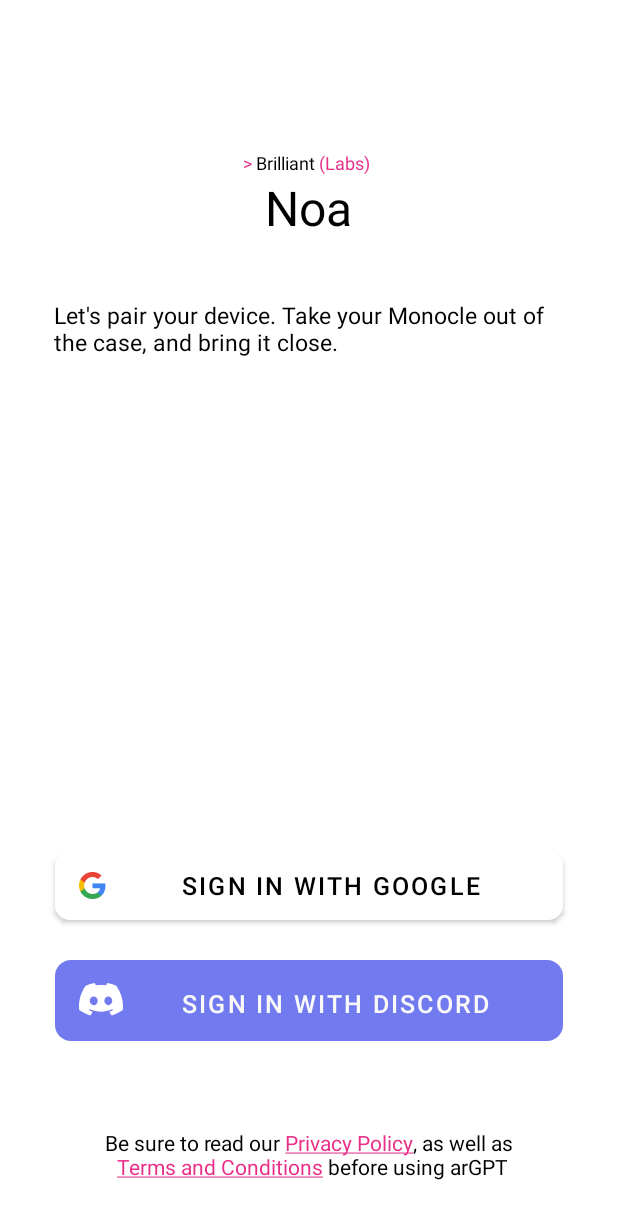
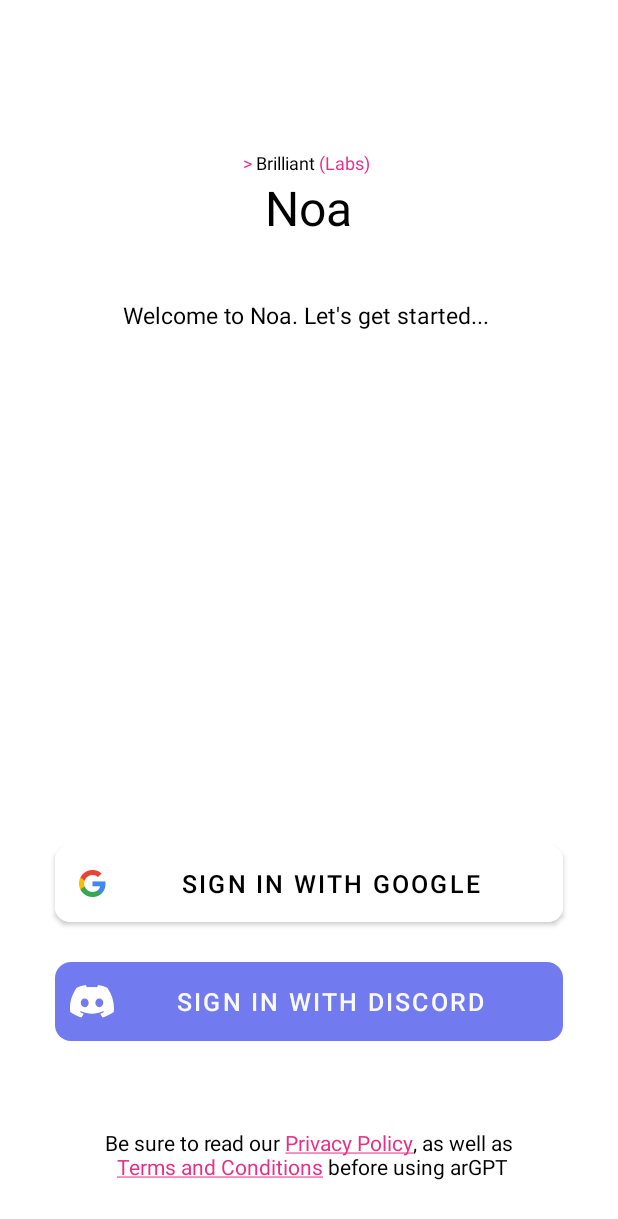
Before and after one commit to brilliantlabsAR/noa-for-android, an Android app: the screen it shows after launch (SocialLoginActivity), on a phone screen of 412 x 824 dp. Shown: the top 1219 px of the screen. Run offline under Robolectric (Android 15) with nearby library versions, the phone set to English and light mode, and no system bars.

Commit message:
Social Sign in with google and discord .

```diff
--- a/app/build.gradle
+++ b/app/build.gradle
@@ -56,7 +56,7 @@
     implementation 'androidx.lifecycle:lifecycle-livedata-ktx:2.6.2'
     implementation 'androidx.lifecycle:lifecycle-viewmodel-ktx:2.6.2'
     implementation 'com.google.android.gms:play-services-auth:20.7.0'
-
+    implementation("androidx.core:core-splashscreen:1.0.0")
     testImplementation 'junit:junit:4.13.2'
     androidTestImplementation 'androidx.test.ext:junit:1.1.5'
     androidTestImplementation 'androidx.test.espresso:espresso-core:3.5.1'
--- a/app/src/main/AndroidManifest.xml
+++ b/app/src/main/AndroidManifest.xml
@@ -27,7 +27,7 @@
         android:icon="@mipmap/argpt_launcher_icon"
         android:label="@string/app_name"
         android:supportsRtl="true"
-        android:theme="@style/Theme.Monocle"
+        android:theme="@style/Theme.App.Starting"
         tools:targetApi="31">
         <activity
             android:name=".ui.activity.DiscordAuthActivity"
@@ -44,7 +44,7 @@
             android:name=".ui.login.SocialLoginActivity"
             android:exported="true"
             android:label="@string/app_name"
-            android:theme="@style/XXXXXAppTheme">
+            android:theme="@style/Theme.App.Starting">
             <intent-filter>
                 <action android:name="android.intent.action.MAIN" />
 
--- a/app/src/main/java/xyz/brilliant/argpt/ui/activity/BaseActivity.kt
+++ b/app/src/main/java/xyz/brilliant/argpt/ui/activity/BaseActivity.kt
@@ -377,7 +377,7 @@
 //        currentAppState = AppState.RUNNING
 //        val fragment = ChatGptFragment()
 //        pushFragmentsStatic(fragmentManager, fragment, false, "chat_gpt") // for testing**
-//    }
+
     }
     private fun startBluetoothBackground() {
         val foregroundServiceIntent = Intent(this, ForegroundService::class.java)
--- a/app/src/main/java/xyz/brilliant/argpt/ui/login/SocialLoginActivity.kt
+++ b/app/src/main/java/xyz/brilliant/argpt/ui/login/SocialLoginActivity.kt
@@ -17,6 +17,7 @@
 import android.widget.TextView
 import android.widget.Toast
 import androidx.appcompat.app.AppCompatActivity
+import androidx.core.splashscreen.SplashScreen.Companion.installSplashScreen
 import com.google.android.gms.auth.api.Auth
 import com.google.android.gms.auth.api.signin.GoogleSignInOptions
 import com.google.android.gms.common.ConnectionResult
@@ -44,6 +45,7 @@
     private lateinit var mGoogleApiClient: GoogleApiClient
 
     override fun onCreate(savedInstanceState: Bundle?) {
+        val splashScreen = installSplashScreen()
         super.onCreate(savedInstanceState)
 
         val token = getTokenFromSharedPreferences()
--- a/app/src/main/res/layout/activity_social_login.xml
+++ b/app/src/main/res/layout/activity_social_login.xml
@@ -46,8 +46,8 @@
                     android:layout_marginLeft="36dp"
                     android:layout_marginTop="199dp"
                     android:layout_marginRight="40dp"
-                    android:gravity="top"
-                    android:text="@string/let_s_pair_"
+                    android:gravity="center"
+                    android:text="@string/welcometxt"
                     android:textColor="@color/text_Color"
                     android:textSize="15sp" />
         </RelativeLayout>
@@ -57,7 +57,7 @@
             android:id="@+id/btnGmail"
             style="@style/ButtonTextStyle"
             android:layout_width="match_parent"
-            android:layout_height="@dimen/_55pxh"
+            android:layout_height="@dimen/_60pxh"
             android:layout_above="@+id/btnDiscord"
             android:layout_centerInParent="true"
             android:layout_marginStart="@dimen/_35pxh"
@@ -69,11 +69,12 @@
             app:icon="@drawable/googleg_standard_color_18"
             app:iconPadding="10dp"
             app:iconTint="#00100D0D"
-            app:iconTintMode="src_atop" />
+            app:iconTintMode="src_atop"
+            />
 
         <LinearLayout
             android:id="@+id/btnDiscord"
-            android:layout_height="wrap_content"
+            android:layout_height="@dimen/_50pxh"
             android:layout_marginTop="@dimen/_20pxv"
             android:layout_above="@+id/privacyPolicy"
             android:layout_marginBottom="@dimen/_55sp"
@@ -81,14 +82,14 @@
             android:layout_marginEnd="@dimen/_35pxh"
             android:layout_width="match_parent"
             android:orientation="horizontal"
+            android:gravity="center"
             style="@style/groupStyleindigo_A200cornerRadius">
 
                 <ImageView
                     android:id="@+id/imageUser"
                     android:layout_height="@dimen/_21pxh"
-                    android:layout_marginBottom="@dimen/_13pxv"
-                    android:layout_marginStart="@dimen/_15pxh"
-                    android:layout_marginTop="@dimen/_15pxv"
+                    android:layout_marginStart="10dp"
+
                     android:layout_width="@dimen/_28pxh"
                     android:scaleType="fitXY"
                     android:src="@drawable/img_user"
@@ -97,19 +98,18 @@
                 <TextView
                     android:ellipsize="end"
                     android:id="@+id/txtSigninwithDi"
-                    android:layout_height="wrap_content"
-                    android:layout_marginBottom="@dimen/_14pxv"
+                    android:layout_height="match_parent"
                     android:layout_marginEnd="@dimen/_10pxh"
-                    android:gravity="center_horizontal"
-                    android:layout_marginTop="@dimen/_17pxv"
-                    android:layout_weight="0.95"
+                    android:gravity="center"
+                    android:layout_weight="1"
                     android:layout_width="0dp"
                     android:maxLines="1"
                     android:lineSpacingExtra="@dimen/_15pxh"
                     android:textSize="@dimen/_16pxv"
                     android:text="Sign in with Discord"
                     android:textColor="@color/white_background"
-                    style="@style/ButtonTextStyle" />
+                    style="@style/ButtonTextStyle"
+                     />
         </LinearLayout>
 
 
--- a/app/src/main/res/values-night/strings.xml
+++ b/app/src/main/res/values-night/strings.xml
@@ -38,6 +38,8 @@
     <string name="dummy_content">DUMMY\nCONTENT</string>
     <string name="top_name"><font color='#E82E87'> > </font><font color='#FFFFFF'>Brilliant</font><font color='#E82E87'> (Labs) </font> </string>
     <string name="argpt">Noa</string>
+
+    <string name="welcometxt">Welcome to Noa. Let\'s get started...</string>
     <string name="let_s_pair_">Let\'s pair your device. Take your Monocle out of the case, and bring it close.</string>
     <string name="device_close">Bring your device close.</string>
     <string name="searching">Searching</string>
@@ -45,7 +47,7 @@
     <string name="enter_api_key">Enter your api key</string>
     <string name="ask_question">Ask a question</string>
     <string name="privacy_policy">Be sure to read our<font color='#E82E87'> Privacy Policy</font>, as well as\n <font color='#E82E87'>Terms and Conditions</font> before using arGPT</string>
-    <string name="privacy_policy2">Be sure to read our <![CDATA[<a href="https://brilliant.xyz/pages/privacy-policy" style="color:#E82E87">Privacy Policy</a>]]>, as well as <![CDATA[<a href="https://brilliant.xyz/pages/terms-conditions" style="color:#E82E87">Terms and Conditions</a>]]> before using arGPT</string>
+    <string name="privacy_policy2">Be sure to read our <![CDATA[<a href="https://brilliant.xyz/pages/privacy-policy" style="color:#E82E87">Privacy Policy</a>]]>, as well as <![CDATA[<a href="https://brilliant.xyz/pages/terms-conditions" style="color:#E82E87">Terms and Conditions</a>]]> before using Noa</string>
     <string name="welcome_String">Welcome to Noa. Let\'s get you started…</string>
     <string name="privecy_txt">Be sure to read our<a href="privacy"><font color="#E82E87"> Privacy Policy</font></a>, as well as\n <a href="terms"><font color="#E82E87">Terms and Conditions</font></a> before using arGPT</string>
     <!-- TODO: Remove or change this placeholder text -->
--- a/app/src/main/res/values/strings.xml
+++ b/app/src/main/res/values/strings.xml
@@ -38,14 +38,16 @@
     <string name="dummy_content">DUMMY\nCONTENT</string>
     <string name="top_name"><font color='#E82E87'> > </font><font color='#000000'>Brilliant</font><font color='#E82E87'> (Labs) </font> </string>
     <string name="argpt">Noa</string>
+    <string name="welcometxt">Welcome to Noa. Let\'s get started...</string>
     <string name="let_s_pair_">Let\'s pair your device. Take your Monocle out of the case, and bring it close.</string>
+
     <string name="device_close">Bring your device close.</string>
     <string name="searching">Searching</string>
     <string name="api_key_suggestion">Next, enter your OpenAI developer API key. If you don\'t have one. You can sign up<font color='#4CAF50'> here </font>  </string>
     <string name="enter_api_key">Enter your api key</string>
     <string name="ask_question">Ask a question</string>
     <string name="privacy_policy">Be sure to read our<font color='#E82E87'> Privacy Policy</font>, as well as\n <font color='#E82E87'>Terms and Conditions</font> before using arGPT</string>
-    <string name="privacy_policy2">Be sure to read our <![CDATA[<a href="https://brilliant.xyz/pages/privacy-policy" style="color:#E82E87">Privacy Policy</a>]]>, as well as <![CDATA[<a href="https://brilliant.xyz/pages/terms-conditions" style="color:#E82E87">Terms and Conditions</a>]]> before using arGPT</string>
+    <string name="privacy_policy2">Be sure to read our <![CDATA[<a href="https://brilliant.xyz/pages/privacy-policy" style="color:#E82E87">Privacy Policy</a>]]>, as well as <![CDATA[<a href="https://brilliant.xyz/pages/terms-conditions" style="color:#E82E87">Terms and Conditions</a>]]> before using Noa</string>
 
     <string name="privecy_txt">Be sure to read our<a href="privacy"><font color="#E82E87"> Privacy Policy</font></a>, as well as\n <a href="terms"><font color="#E82E87">Terms and Conditions</font></a> before using arGPT</string>
     <!-- TODO: Remove or change this placeholder text -->
--- a/app/src/main/res/values/styles.xml
+++ b/app/src/main/res/values/styles.xml
@@ -24,6 +24,28 @@
         <item name="android:background">@drawable/whiteroundedcorner</item>
     </style>
 
+    <style name="Theme.App.Starting" parent="Theme.SplashScreen">
+        <!-- Set the splash screen background, animated icon, and animation
+        duration. -->
+        <item name="windowSplashScreenBackground">@color/white</item>
+
+        <!-- Use windowSplashScreenAnimatedIcon to add a drawable or an animated
+             drawable. One of these is required. -->
+        <item name="windowSplashScreenAnimatedIcon">@mipmap/argpt_launcher_icon</item>
+        <!-- Required for animated icons. -->
+        <item name="windowSplashScreenAnimationDuration">200</item>
+
+        <!-- Set the theme of the Activity that directly follows your splash
+        screen. This is required. -->
+        <item name="postSplashScreenTheme">@style/XXXXXAppTheme</item>
+    </style>
+<!--    <style name="Theme.App.Starting" parent="Theme.Material3.DayNight">-->
+<!--        &lt;!&ndash; ...other attributes... &ndash;&gt;-->
+<!--        <item name="windowSplashScreenAnimatedIcon">@mipmap/argpt_launcher_icon</item>-->
+<!--        <item name="windowSplashScreenBackground">@color/black</item>-->
+
+<!--    </style>-->
+
     <style name="ButtonTextStyle" parent="TextAppearance.MaterialComponents.Button">
         <!-- Customize text attributes here -->
         <item name="android:textSize">@dimen/_16pxv</item>
```
Also changed, not shown: app/src/main/java/xyz/brilliant/argpt/ui/fragment/ChatGptFragment.kt (+35 -16 lines), app/src/main/res/drawable/launcher_screen_with_logo.xml (added, +15 -0 lines), app/src/main/res/layout/popup_layout.xml (+20 -5 lines).
